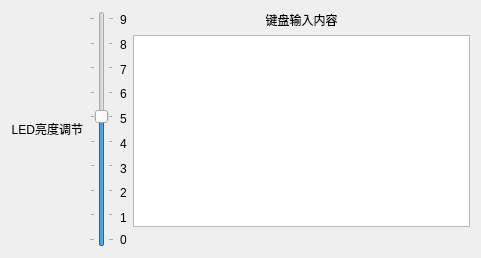
This is lab5gui/keyinput.ui in LarryHuaLong/Peripheral_Interface_lab6 as Qt 5 draws it before an edit. The edited form follows.
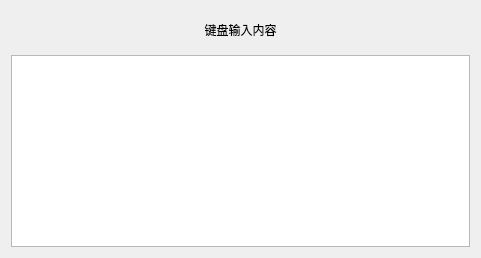
This is the edited form.

The edit to the form file:
```diff
--- a/lab5gui/keyinput.ui
+++ b/lab5gui/keyinput.ui
@@ -23,87 +23,7 @@
    <string>接口综合实验GUI</string>
   </property>
   <layout class="QGridLayout" name="gridLayout">
-   <item row="7" column="10">
-    <widget class="QLabel" name="label_4">
-     <property name="text">
-      <string>9</string>
-     </property>
-    </widget>
-   </item>
-   <item row="8" column="10">
-    <widget class="QLabel" name="label_3">
-     <property name="text">
-      <string>8</string>
-     </property>
-    </widget>
-   </item>
-   <item row="12" column="10">
-    <widget class="QLabel" name="label_8">
-     <property name="text">
-      <string>4</string>
-     </property>
-    </widget>
-   </item>
-   <item row="13" column="10">
-    <widget class="QLabel" name="label_9">
-     <property name="text">
-      <string>3</string>
-     </property>
-    </widget>
-   </item>
-   <item row="16" column="10">
-    <widget class="QLabel" name="label_12">
-     <property name="text">
-      <string>0</string>
-     </property>
-    </widget>
-   </item>
-   <item row="15" column="10">
-    <widget class="QLabel" name="label_11">
-     <property name="text">
-      <string>1</string>
-     </property>
-    </widget>
-   </item>
-   <item row="14" column="10">
-    <widget class="QLabel" name="label_10">
-     <property name="text">
-      <string>2</string>
-     </property>
-    </widget>
-   </item>
-   <item row="7" column="8" rowspan="10">
-    <widget class="QLabel" name="label">
-     <property name="text">
-      <string>LED亮度调节</string>
-     </property>
-     <property name="alignment">
-      <set>Qt::AlignRight|Qt::AlignTrailing|Qt::AlignVCenter</set>
-     </property>
-    </widget>
-   </item>
-   <item row="10" column="10">
-    <widget class="QLabel" name="label_6">
-     <property name="text">
-      <string>6</string>
-     </property>
-    </widget>
-   </item>
-   <item row="11" column="10">
-    <widget class="QLabel" name="label_7">
-     <property name="text">
-      <string>5</string>
-     </property>
-    </widget>
-   </item>
-   <item row="9" column="10">
-    <widget class="QLabel" name="label_5">
-     <property name="text">
-      <string>7</string>
-     </property>
-    </widget>
-   </item>
-   <item row="7" column="11">
+   <item row="7" column="7">
     <widget class="QLabel" name="label_2">
      <property name="text">
       <string>键盘输入内容</string>
@@ -113,56 +33,7 @@
      </property>
     </widget>
    </item>
-   <item row="7" column="9" rowspan="10">
-    <widget class="QSlider" name="verticalSlider_period">
-     <property name="statusTip">
-      <string>水电费</string>
-     </property>
-     <property name="whatsThis">
-      <string>水电费发送</string>
-     </property>
-     <property name="layoutDirection">
-      <enum>Qt::LeftToRight</enum>
-     </property>
-     <property name="autoFillBackground">
-      <bool>true</bool>
-     </property>
-     <property name="minimum">
-      <number>0</number>
-     </property>
-     <property name="maximum">
-      <number>9</number>
-     </property>
-     <property name="pageStep">
-      <number>1</number>
-     </property>
-     <property name="value">
-      <number>5</number>
-     </property>
-     <property name="sliderPosition">
-      <number>5</number>
-     </property>
-     <property name="tracking">
-      <bool>false</bool>
-     </property>
-     <property name="orientation">
-      <enum>Qt::Vertical</enum>
-     </property>
-     <property name="invertedAppearance">
-      <bool>false</bool>
-     </property>
-     <property name="invertedControls">
-      <bool>true</bool>
-     </property>
-     <property name="tickPosition">
-      <enum>QSlider::TicksBothSides</enum>
-     </property>
-     <property name="tickInterval">
-      <number>1</number>
-     </property>
-    </widget>
-   </item>
-   <item row="8" column="11" rowspan="8">
+   <item row="8" column="7" rowspan="2">
     <widget class="QPlainTextEdit" name="textEdit_text">
      <property name="readOnly">
       <bool>true</bool>
```
